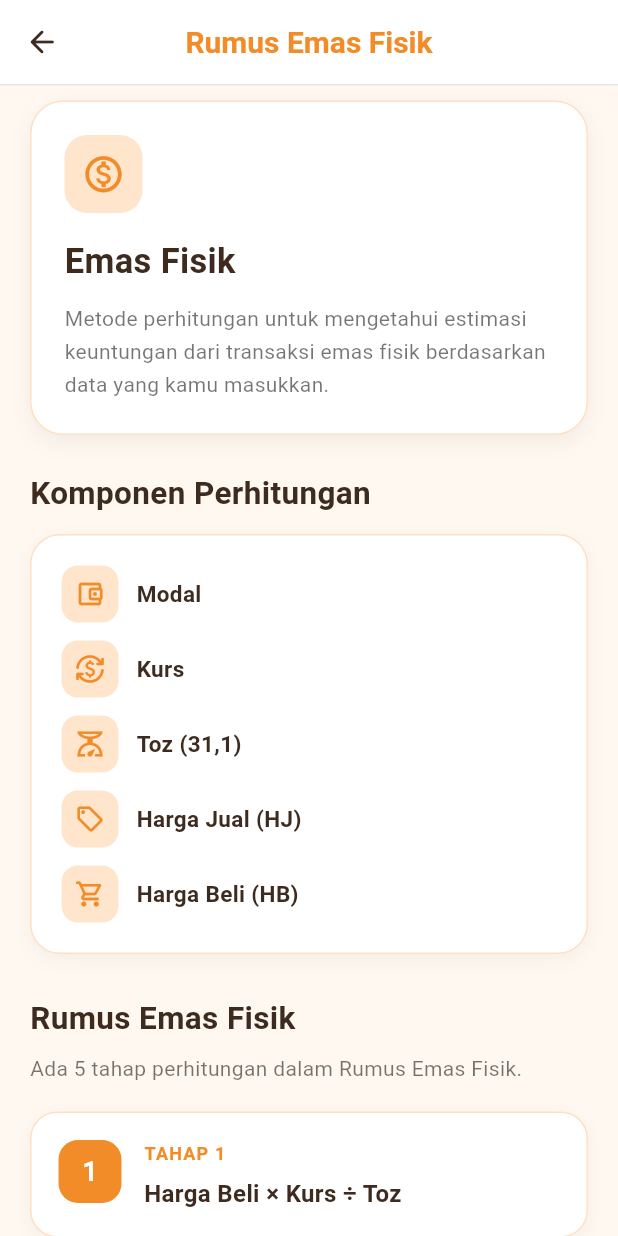
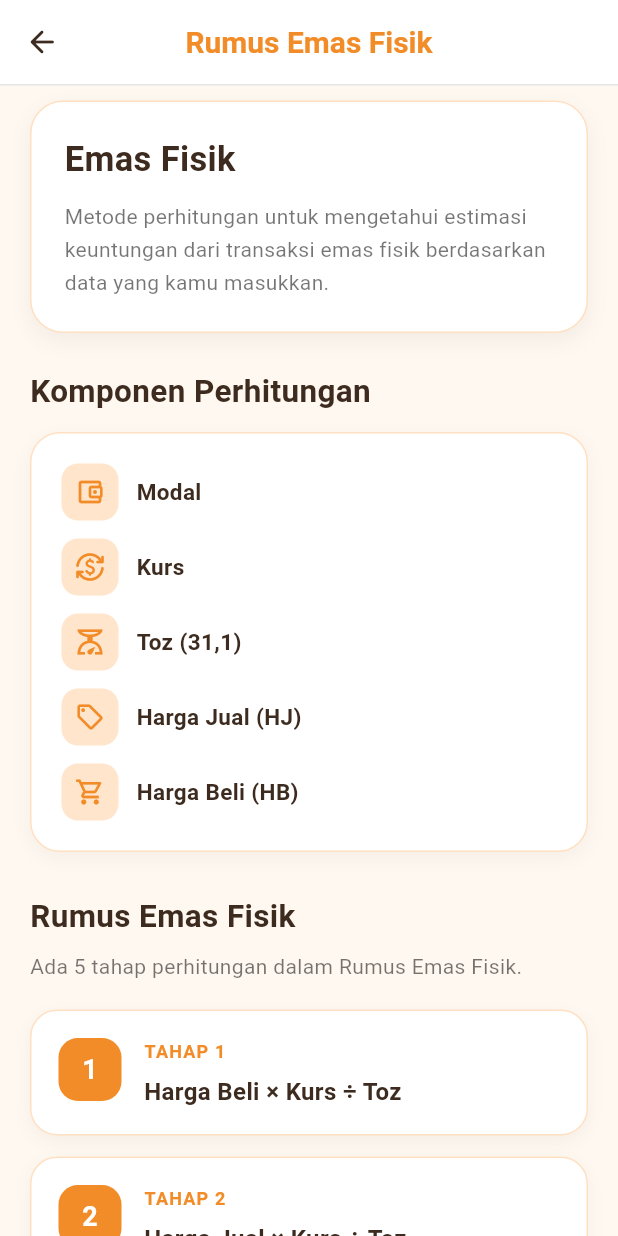
Before and after one commit to naylasifaqolbi/aurum-flutter, a Flutter app: the PhysicalGoldFormulaScreen screen opened directly, on a phone screen of 412 x 824 dp. Run offline on Flutter 3.47's test engine with Material 3 defaults, Android fonts, the phone set to English and light mode, and no system bars; our stand-ins replace shared_preferences; accounts and stored records are empty; network calls fail.

Commit message:
update ui lagi

```diff
--- a/lib/views/dashboard/dashboard_screen.dart
+++ b/lib/views/dashboard/dashboard_screen.dart
@@ -859,7 +859,7 @@ class _DashboardScreenState extends State<DashboardScreen> {
 
                 SizedBox(width: 5),
 
-                Icon(Icons.arrow_forward_rounded, size: 18, color: orangeColor),
+                Icon(Icons.arrow_forward_ios_rounded, size: 18, color: orangeColor),
               ],
             ),
           ],
--- a/lib/views/dashboard/physical_gold_formula_screen.dart
+++ b/lib/views/dashboard/physical_gold_formula_screen.dart
@@ -219,24 +219,7 @@ class PhysicalGoldFormulaScreen extends StatelessWidget {
         crossAxisAlignment: CrossAxisAlignment.start,
 
         children: [
-          // ICON
-          Container(
-            width: 52,
-            height: 52,
 
-            decoration: BoxDecoration(
-              color: lightOrange,
-              borderRadius: BorderRadius.circular(15),
-            ),
-
-            child: const Icon(
-              Icons.monetization_on_outlined,
-              color: orangeColor,
-              size: 29,
-            ),
-          ),
-
-          const SizedBox(height: 16),
 
           const Text(
             'Emas Fisik',
```
Also changed, not shown: lib/views/calculator/pivot_calculator.dart (+4 -9 lines), lib/views/history/history_screen.dart (+28 -6 lines).
